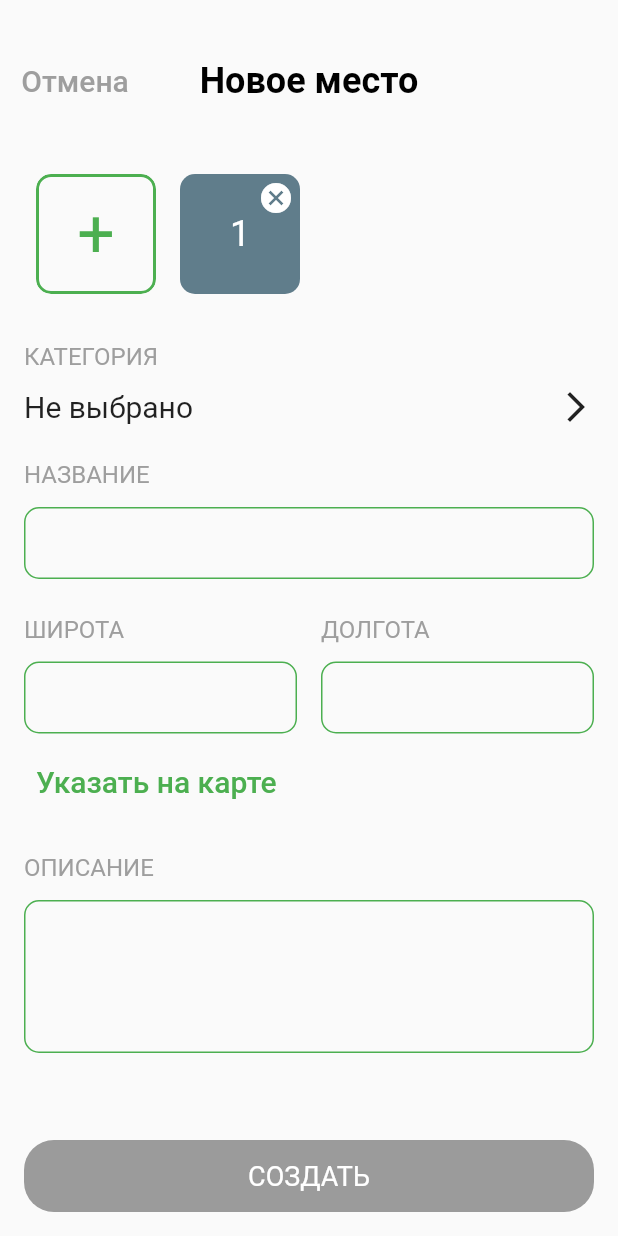
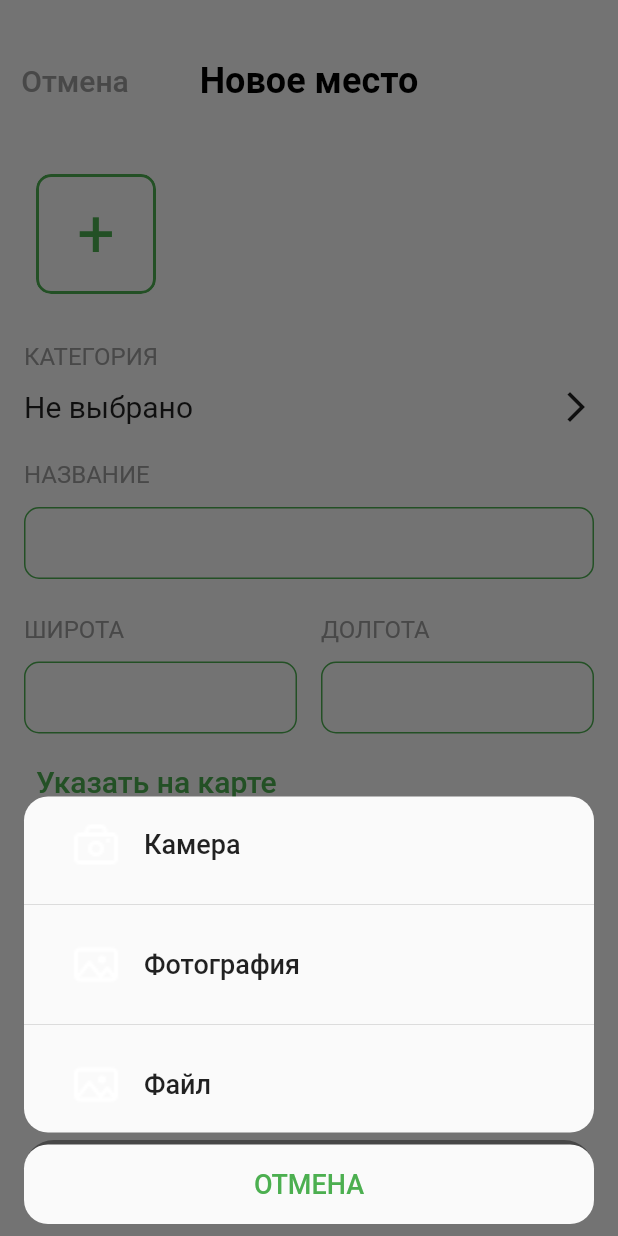
Before and after one commit to pzu-pp/surf-flutter-course-trufmanov, a Flutter app: the AddSightScreen screen opened directly, after a tap on an icon or button, on a phone screen of 412 x 824 dp. Run offline on Flutter 3.47's test engine with Material 2 defaults, Android fonts, the phone set to English and light mode, and no system bars; statements that could not run were skipped.

Commit message:
8-2-2-add_sight_screen-Dialog

```diff
--- a/lib/ui/screen/add_sight_screen.dart
+++ b/lib/ui/screen/add_sight_screen.dart
@@ -85,10 +85,14 @@ class _AddSightScreenState extends State<AddSightScreen> {
                   itemCount: addSightPhotos.length + 1,
                   itemBuilder: (context, index) => _PhotoCard(
                     photoID: index - 1,
-                    onTap: (value) => index == 0
-                        ? setState(
-                            () => addSightPhotos.add(++addSightPhotosCounter))
-                        : () {},
+                    onAdd: () async {
+                      if (await showDialog(
+                        context: context,
+                        builder: (context) => SelectPhotoDialog(),
+                      ))
+                        setState(
+                            () => addSightPhotos.add(++addSightPhotosCounter));
+                    },
                     onDelete: (value) => index == 0
                         ? () {}
                         : setState(() => addSightPhotos.removeAt(value)),
@@ -319,16 +323,16 @@ class _AddSightScreenState extends State<AddSightScreen> {
 class _PhotoCard extends StatelessWidget {
   final int photoID;
   final ValueChanged<int> onDelete;
-  final ValueChanged<int> onTap;
+  final VoidCallback onAdd;
 
   const _PhotoCard(
       {Key key,
       @required this.photoID,
       @required this.onDelete,
-      @required this.onTap})
+      @required this.onAdd})
       : assert(photoID != null),
         assert(onDelete != null),
-        assert(onTap != null),
+        assert(onAdd != null),
         super(key: key);
 
   @override
@@ -339,7 +343,7 @@ class _PhotoCard extends StatelessWidget {
             child: ClipRRect(
                 borderRadius: BorderRadius.circular(10),
                 child: InkWell(
-                  onTap: () => onTap(photoID),
+                  onTap: () => onAdd(),
                   child: Container(
                     width: 80,
                     height: 80,
@@ -421,3 +425,152 @@ class _PhotoCard extends StatelessWidget {
           );
   }
 }
+
+class SelectPhotoDialog extends StatelessWidget {
+  @override
+  Widget build(BuildContext context) {
+    return Column(
+      crossAxisAlignment: CrossAxisAlignment.stretch,
+      mainAxisAlignment: MainAxisAlignment.end,
+      children: [
+        Padding(
+          padding: EdgeInsets.only(left: 16, right: 16),
+          child: Container(
+            decoration: BoxDecoration(
+              borderRadius: BorderRadius.circular(16),
+              color: Theme.of(context).canvasColor,
+            ),
+            child: Column(
+              children: [
+                FlatButton(
+                  onPressed: () => Navigator.of(context).pop(true),
+                  child: Row(
+                    crossAxisAlignment: CrossAxisAlignment.center,
+                    children: [
+                      Padding(
+                        padding: EdgeInsets.all(16),
+                        child: Image.asset(
+                          'res/Camera.png',
+                          height: 32,
+                          color: Theme.of(context)
+                              .appBarTheme
+                              .textTheme
+                              .title
+                              .color,
+                          colorBlendMode: BlendMode.modulate,
+                          fit: BoxFit.fitHeight,
+                        ),
+                      ),
+                      Text(
+                        'Камера',
+                        style: TextStyle(
+                          fontSize: 18,
+                          color: Theme.of(context)
+                              .appBarTheme
+                              .textTheme
+                              .title
+                              .color,
+                        ),
+                      ),
+                    ],
+                  ),
+                ),
+                Divider(),
+                FlatButton(
+                  onPressed: () => Navigator.of(context).pop(true),
+                  child: Row(
+                    children: [
+                      Padding(
+                        padding: EdgeInsets.all(16),
+                        child: Image.asset(
+                          'res/Photo.png',
+                          height: 32,
+                          color: Theme.of(context)
+                              .appBarTheme
+                              .textTheme
+                              .title
+                              .color,
+                          colorBlendMode: BlendMode.modulate,
+                          fit: BoxFit.fitHeight,
+                        ),
+                      ),
+                      Text(
+                        'Фотография',
+                        style: TextStyle(
+                          fontSize: 18,
+                          color: Theme.of(context)
+                              .appBarTheme
+                              .textTheme
+                              .title
+                              .color,
+                        ),
+                      ),
+                    ],
+                  ),
+                ),
+                Divider(),
+                FlatButton(
+                  onPressed: () => Navigator.of(context).pop(true),
+                  child: Row(
+                    children: [
+                      Padding(
+                        padding: EdgeInsets.all(16),
+                        child: Image.asset(
+                          'res/Photo.png',
+                          height: 32,
+                          color: Theme.of(context)
+                              .appBarTheme
+                              .textTheme
+                              .title
+                              .color,
+                          colorBlendMode: BlendMode.modulate,
+                          fit: BoxFit.fitHeight,
+                        ),
+                      ),
+                      Text(
+                        'Файл',
+                        style: TextStyle(
+                          fontSize: 18,
+                          color: Theme.of(context)
+                              .appBarTheme
+                              .textTheme
+                              .title
+                              .color,
+                        ),
+                      ),
+                    ],
+                  ),
+                ),
+              ],
+            ),
+          ),
+        ),
+        Padding(
+          padding: EdgeInsets.only(left: 16, right: 16, top: 8, bottom: 8),
+          child: Container(
+            decoration: BoxDecoration(
+              borderRadius: BorderRadius.circular(16),
+              color: Theme.of(context).canvasColor,
+            ),
+            child: FlatButton(
+              onPressed: () => Navigator.of(context).pop(false),
+              padding: EdgeInsets.all(16),
+              child: Text(
+                'ОТМЕНА',
+                style: TextStyle(
+                  fontSize: 18,
+                  color: Colors.green,
+                ),
+              ),
+            ),
+          ),
+        ),
+      ],
+    );
+  }
+}
+
+// style: TextStyle(
+// color: Theme.of(context).appBarTheme.textTheme.title.color,
+// fontSize: 20,
+// ),
```
